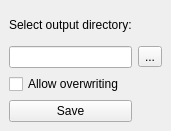
First picture: the form in save_qml_dockwidget_base.ui, repository ctu-fgis/2019-b-qgis-qml-save, before the edit.
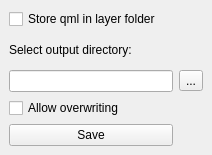
Second picture: the form after the edit.

Commit message: plugin allows to store qml files to relevant layer directory, see #6

The edit to the form file:
```diff
--- a/save_qml_dockwidget_base.ui
+++ b/save_qml_dockwidget_base.ui
@@ -6,8 +6,8 @@
    <rect>
     <x>0</x>
     <y>0</y>
-    <width>170</width>
-    <height>131</height>
+    <width>212</width>
+    <height>155</height>
    </rect>
   </property>
   <property name="windowTitle">
@@ -15,36 +15,43 @@
   </property>
   <widget class="QWidget" name="dockWidgetContents">
    <layout class="QGridLayout" name="gridLayout">
-    <item row="0" column="2">
+    <item row="2" column="2">
+     <widget class="QLineEdit" name="lineEdit"/>
+    </item>
+    <item row="1" column="2">
      <widget class="QLabel" name="label">
       <property name="text">
        <string>Select output directory:</string>
       </property>
      </widget>
     </item>
-    <item row="1" column="3">
+    <item row="2" column="3">
      <widget class="QToolButton" name="toolButton">
       <property name="text">
        <string>...</string>
       </property>
      </widget>
     </item>
-    <item row="4" column="2">
+    <item row="5" column="2">
      <widget class="QPushButton" name="SaveButton">
       <property name="text">
        <string>Save</string>
       </property>
      </widget>
     </item>
-    <item row="2" column="2">
+    <item row="3" column="2">
      <widget class="QCheckBox" name="checkBox">
       <property name="text">
        <string>Allow overwriting</string>
       </property>
      </widget>
     </item>
-    <item row="1" column="2">
-     <widget class="QLineEdit" name="lineEdit"/>
+    <item row="0" column="2">
+     <widget class="QCheckBox" name="checkBox_2">
+      <property name="text">
+       <string>Store qml in layer folder</string>
+      </property>
+     </widget>
     </item>
    </layout>
   </widget>
```
The commit also changes 1 other file.
